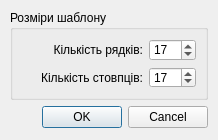
The window that forms/SizeOfTemplate.ui (skydion/qtcrossword) describes before a commit, drawn with Qt 5.
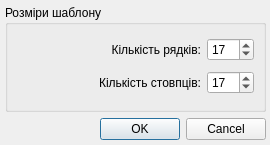
The same window after the commit.

Commit message: fix dialog size

Diff of the .ui file:
```diff
--- a/forms/SizeOfTemplate.ui
+++ b/forms/SizeOfTemplate.ui
@@ -9,37 +9,67 @@
    <rect>
     <x>0</x>
     <y>0</y>
-    <width>218</width>
-    <height>140</height>
+    <width>270</width>
+    <height>145</height>
    </rect>
   </property>
   <property name="sizePolicy">
-   <sizepolicy hsizetype="Fixed" vsizetype="Fixed">
+   <sizepolicy hsizetype="Preferred" vsizetype="Preferred">
     <horstretch>0</horstretch>
     <verstretch>0</verstretch>
    </sizepolicy>
   </property>
+  <property name="minimumSize">
+   <size>
+    <width>270</width>
+    <height>145</height>
+   </size>
+  </property>
+  <property name="maximumSize">
+   <size>
+    <width>270</width>
+    <height>145</height>
+   </size>
+  </property>
   <property name="windowTitle">
    <string>Dialog</string>
   </property>
+  <property name="sizeGripEnabled">
+   <bool>false</bool>
+  </property>
+  <property name="modal">
+   <bool>false</bool>
+  </property>
   <widget class="QWidget" name="layoutWidget">
    <property name="geometry">
     <rect>
-     <x>10</x>
-     <y>10</y>
-     <width>198</width>
-     <height>118</height>
+     <x>5</x>
+     <y>5</y>
+     <width>261</width>
+     <height>135</height>
     </rect>
    </property>
    <layout class="QVBoxLayout" name="verticalLayout_2">
     <item>
      <widget class="QGroupBox" name="groupBox">
+      <property name="enabled">
+       <bool>true</bool>
+      </property>
+      <property name="minimumSize">
+       <size>
+        <width>0</width>
+        <height>0</height>
+       </size>
+      </property>
       <property name="title">
        <string>Розміри шаблону</string>
       </property>
       <layout class="QVBoxLayout" name="verticalLayout">
        <item>
-        <layout class="QHBoxLayout" name="horizontalLayout">
+        <layout class="QHBoxLayout" name="horizontalLayout" stretch="0,0,0">
+         <property name="sizeConstraint">
+          <enum>QLayout::SetDefaultConstraint</enum>
+         </property>
          <item>
           <spacer name="horizontalSpacer">
            <property name="orientation">
@@ -47,7 +77,7 @@
            </property>
            <property name="sizeHint" stdset="0">
             <size>
-             <width>13</width>
+             <width>2</width>
              <height>20</height>
             </size>
            </property>
@@ -55,6 +85,21 @@
          </item>
          <item>
           <widget class="QLabel" name="label">
+           <property name="sizePolicy">
+            <sizepolicy hsizetype="Expanding" vsizetype="Preferred">
+             <horstretch>0</horstretch>
+             <verstretch>0</verstretch>
+            </sizepolicy>
+           </property>
+           <property name="minimumSize">
+            <size>
+             <width>118</width>
+             <height>0</height>
+            </size>
+           </property>
+           <property name="layoutDirection">
+            <enum>Qt::RightToLeft</enum>
+           </property>
            <property name="text">
             <string>Кількість рядків:</string>
            </property>
@@ -82,7 +127,10 @@
         </layout>
        </item>
        <item>
-        <layout class="QHBoxLayout" name="horizontalLayout_2">
+        <layout class="QHBoxLayout" name="horizontalLayout_2" stretch="0,1,0">
+         <property name="sizeConstraint">
+          <enum>QLayout::SetDefaultConstraint</enum>
+         </property>
          <item>
           <spacer name="horizontalSpacer_2">
            <property name="orientation">
@@ -90,7 +138,7 @@
            </property>
            <property name="sizeHint" stdset="0">
             <size>
-             <width>18</width>
+             <width>2</width>
              <height>20</height>
             </size>
            </property>
@@ -98,6 +146,27 @@
          </item>
          <item>
           <widget class="QLabel" name="label_2">
+           <property name="sizePolicy">
+            <sizepolicy hsizetype="Expanding" vsizetype="Preferred">
+             <horstretch>0</horstretch>
+             <verstretch>0</verstretch>
+            </sizepolicy>
+           </property>
+           <property name="minimumSize">
+            <size>
+             <width>132</width>
+             <height>0</height>
+            </size>
+           </property>
+           <property name="maximumSize">
+            <size>
+             <width>16777213</width>
+             <height>16777215</height>
+            </size>
+           </property>
+           <property name="layoutDirection">
+            <enum>Qt::RightToLeft</enum>
+           </property>
            <property name="text">
             <string>Кількість стовпців:</string>
            </property>
```
Left out of the diff: 14 changed lines with no effect on the pictures.
